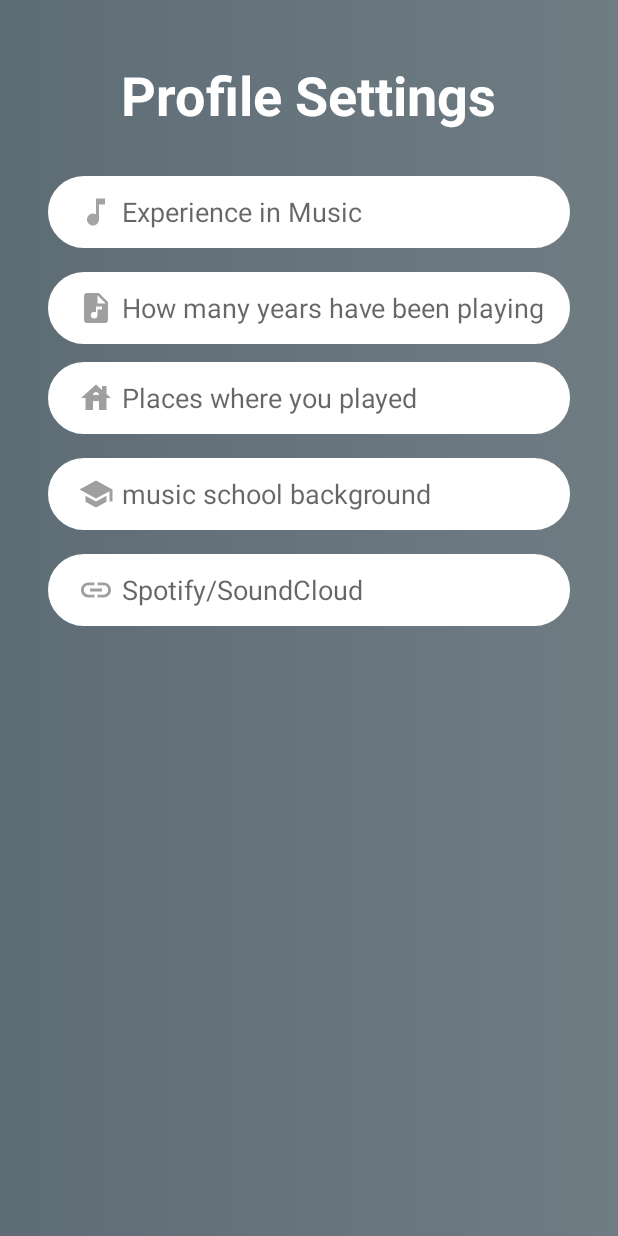
After one commit to abia22/musicIn, an Android app: the profileSettingsActivity screen opened directly, with no data from a screen before it, on a phone screen of 412 x 824 dp. The commit adds this screen. Run offline under Robolectric (Android 15) with nearby library versions, the phone set to English and light mode, and no system bars; Roboto replaces fonts that are not available here.

Commit message:
profile settings incompleto

```diff
--- a/app/src/main/AndroidManifest.xml
+++ b/app/src/main/AndroidManifest.xml
@@ -11,6 +11,9 @@
         android:roundIcon="@mipmap/ic_launcher_round"
         android:supportsRtl="true"
         android:theme="@style/Theme.MusicIn">
+        <activity
+            android:name=".profileSettingsActivity"
+            android:exported="false" />
         <activity
             android:name=".MusicianHubActivity"
             android:exported="true" />
--- a/app/src/main/java/com/example/musicin/HomeFragment.java
+++ b/app/src/main/java/com/example/musicin/HomeFragment.java
@@ -4,6 +4,7 @@ import android.os.Bundle;
 import android.view.LayoutInflater;
 import android.view.View;
 import android.view.ViewGroup;
+import android.widget.Spinner;
 
 import androidx.annotation.NonNull;
 import androidx.annotation.Nullable;
@@ -14,6 +15,8 @@ import androidx.recyclerview.widget.RecyclerView;
 import com.example.musicin.data.BandMember;
 
 import java.util.ArrayList;
+import java.util.Arrays;
+import java.util.List;
 
 public class HomeFragment extends Fragment {
     @Nullable
@@ -29,7 +32,6 @@ public class HomeFragment extends Fragment {
         BandMembersAdapter adapter = new BandMembersAdapter(members);
         members_rv.setAdapter(adapter);
         members_rv.setLayoutManager(new LinearLayoutManager(getContext()));
-
         return view;
     }
 }
--- /dev/null
+++ b/app/src/main/java/com/example/musicin/profileSettingsActivity.java
@@ -0,0 +1,14 @@
+package com.example.musicin;
+
+import androidx.appcompat.app.AppCompatActivity;
+
+import android.os.Bundle;
+
+public class profileSettingsActivity extends AppCompatActivity {
+
+    @Override
+    protected void onCreate(Bundle savedInstanceState) {
+        super.onCreate(savedInstanceState);
+        setContentView(R.layout.activity_profile_settings);
+    }
+}
--- /dev/null
+++ b/app/src/main/res/drawable/audio_file.xml
@@ -0,0 +1,5 @@
+<vector android:height="24dp" android:tint="#9F9F9F"
+    android:viewportHeight="24" android:viewportWidth="24"
+    android:width="24dp" xmlns:android="http://schemas.android.com/apk/res/android">
+    <path android:fillColor="@android:color/white" android:pathData="M14,2H6C4.9,2 4.01,2.9 4.01,4L4,20c0,1.1 0.89,2 1.99,2H18c1.1,0 2,-0.9 2,-2V8L14,2zM16,13h-3v3.75c0,1.24 -1.01,2.25 -2.25,2.25S8.5,17.99 8.5,16.75c0,-1.24 1.01,-2.25 2.25,-2.25c0.46,0 0.89,0.14 1.25,0.38V11h4V13zM13,9V3.5L18.5,9H13z"/>
+</vector>
--- /dev/null
+++ b/app/src/main/res/drawable/house.xml
@@ -0,0 +1,5 @@
+<vector android:height="24dp" android:tint="#9F9F9F"
+    android:viewportHeight="24" android:viewportWidth="24"
+    android:width="24dp" xmlns:android="http://schemas.android.com/apk/res/android">
+    <path android:fillColor="@android:color/white" android:pathData="M19,9.3V4h-3v2.6L12,3L2,12h3v8h5v-6h4v6h5v-8h3L19,9.3zM10,10c0,-1.1 0.9,-2 2,-2s2,0.9 2,2H10z"/>
+</vector>
--- /dev/null
+++ b/app/src/main/res/drawable/insert_link.xml
@@ -0,0 +1,5 @@
+<vector android:height="24dp" android:tint="#9F9F9F"
+    android:viewportHeight="24" android:viewportWidth="24"
+    android:width="24dp" xmlns:android="http://schemas.android.com/apk/res/android">
+    <path android:fillColor="@android:color/white" android:pathData="M3.9,12c0,-1.71 1.39,-3.1 3.1,-3.1h4L11,7L7,7c-2.76,0 -5,2.24 -5,5s2.24,5 5,5h4v-1.9L7,15.1c-1.71,0 -3.1,-1.39 -3.1,-3.1zM8,13h8v-2L8,11v2zM17,7h-4v1.9h4c1.71,0 3.1,1.39 3.1,3.1s-1.39,3.1 -3.1,3.1h-4L13,17h4c2.76,0 5,-2.24 5,-5s-2.24,-5 -5,-5z"/>
+</vector>
--- /dev/null
+++ b/app/src/main/res/drawable/school.xml
@@ -0,0 +1,5 @@
+<vector android:height="24dp" android:tint="#9F9F9F"
+    android:viewportHeight="24" android:viewportWidth="24"
+    android:width="24dp" xmlns:android="http://schemas.android.com/apk/res/android">
+    <path android:fillColor="@android:color/white" android:pathData="M5,13.18v4L12,21l7,-3.82v-4L12,17l-7,-3.82zM12,3L1,9l11,6 9,-4.91V17h2V9L12,3z"/>
+</vector>
--- /dev/null
+++ b/app/src/main/res/layout/activity_profile_settings.xml
@@ -0,0 +1,134 @@
+<?xml version="1.0" encoding="utf-8"?>
+<androidx.constraintlayout.widget.ConstraintLayout xmlns:android="http://schemas.android.com/apk/res/android"
+    xmlns:app="http://schemas.android.com/apk/res-auto"
+    xmlns:tools="http://schemas.android.com/tools"
+    android:layout_width="match_parent"
+    android:layout_height="match_parent"
+    android:background="@drawable/gradient_grey"
+    tools:context=".profileSettingsActivity">
+
+    <TextView
+        android:id="@+id/sign_in_txt"
+        android:layout_width="wrap_content"
+        android:layout_height="wrap_content"
+        android:text="@string/profile_settings"
+        android:textColor="@color/white"
+        android:textSize="36sp"
+        android:textStyle="bold"
+        app:layout_constraintBottom_toBottomOf="parent"
+        app:layout_constraintEnd_toEndOf="parent"
+        app:layout_constraintStart_toStartOf="parent"
+        app:layout_constraintTop_toTopOf="parent"
+        app:layout_constraintVertical_bias="0.050000012" />
+
+    <com.google.android.material.textfield.TextInputEditText
+        android:id="@+id/name_ed_txt"
+        android:layout_width="0dp"
+        android:layout_height="wrap_content"
+        android:layout_marginStart="32dp"
+        android:layout_marginTop="30dp"
+        android:layout_marginEnd="32dp"
+        android:background="@drawable/input_bg"
+        android:drawableStart="@drawable/music_note"
+        android:drawablePadding="5dp"
+        android:hint="Experience in Music"
+        android:maxLines="1"
+        android:minHeight="48dp"
+        android:paddingStart="20dp"
+        android:paddingTop="10dp"
+        android:paddingEnd="10dp"
+        android:paddingBottom="10dp"
+        app:layout_constraintEnd_toEndOf="parent"
+        app:layout_constraintStart_toStartOf="parent"
+        app:layout_constraintTop_toBottomOf="@+id/sign_in_txt" />
+
+    <com.google.android.material.textfield.TextInputEditText
+        android:id="@+id/name_ed_txt2"
+        android:layout_width="0dp"
+        android:layout_height="wrap_content"
+        android:layout_marginStart="32dp"
+        android:layout_marginTop="16dp"
+        android:layout_marginEnd="32dp"
+        android:background="@drawable/input_bg"
+        android:drawableStart="@drawable/audio_file"
+        android:drawablePadding="5dp"
+        android:hint="How many years have been playing"
+        android:maxLines="1"
+        android:minHeight="48dp"
+        android:paddingStart="20dp"
+        android:paddingTop="10dp"
+        android:paddingEnd="10dp"
+        android:paddingBottom="10dp"
+        app:layout_constraintEnd_toEndOf="parent"
+        app:layout_constraintHorizontal_bias="0.0"
+        app:layout_constraintStart_toStartOf="parent"
+        app:layout_constraintTop_toBottomOf="@+id/name_ed_txt" />
+
+    <com.google.android.material.textfield.TextInputEditText
+        android:id="@+id/name_ed_txt3"
+        android:layout_width="0dp"
+        android:layout_height="wrap_content"
+        android:layout_marginStart="32dp"
+        android:layout_marginTop="12dp"
+        android:layout_marginEnd="32dp"
+        android:background="@drawable/input_bg"
+        android:drawableStart="@drawable/house"
+        android:drawablePadding="5dp"
+        android:hint="Places where you played"
+        android:maxLines="1"
+        android:minHeight="48dp"
+        android:paddingStart="20dp"
+        android:paddingTop="10dp"
+        android:paddingEnd="10dp"
+        android:paddingBottom="10dp"
+        app:layout_constraintEnd_toEndOf="parent"
+        app:layout_constraintHorizontal_bias="0.0"
+        app:layout_constraintStart_toStartOf="parent"
+        app:layout_constraintTop_toBottomOf="@+id/name_ed_txt2" />
+
+    <com.google.android.material.textfield.TextInputEditText
+        android:id="@+id/name_ed_txt4"
+        android:layout_width="0dp"
+        android:layout_height="wrap_content"
+        android:layout_marginStart="32dp"
+        android:layout_marginTop="16dp"
+        android:layout_marginEnd="32dp"
+        android:background="@drawable/input_bg"
+        android:drawableStart="@drawable/school"
+        android:drawablePadding="5dp"
+        android:hint="music school background"
+        android:maxLines="1"
+        android:minHeight="48dp"
+        android:paddingStart="20dp"
+        android:paddingTop="10dp"
+        android:paddingEnd="10dp"
+        android:paddingBottom="10dp"
+        app:layout_constraintEnd_toEndOf="parent"
+        app:layout_constraintHorizontal_bias="0.0"
+        app:layout_constraintStart_toStartOf="parent"
+        app:layout_constraintTop_toBottomOf="@+id/name_ed_txt3" />
+
+    <com.google.android.material.textfield.TextInputEditText
+        android:id="@+id/name_ed_txt5"
+        android:layout_width="0dp"
+        android:layout_height="wrap_content"
+        android:layout_marginStart="32dp"
+        android:layout_marginTop="16dp"
+        android:layout_marginEnd="32dp"
+        android:background="@drawable/input_bg"
+        android:drawableStart="@drawable/insert_link"
+        android:drawablePadding="5dp"
+        android:hint="Spotify/SoundCloud"
+        android:maxLines="1"
+        android:minHeight="48dp"
+        android:paddingStart="20dp"
+        android:paddingTop="10dp"
+        android:paddingEnd="10dp"
+        android:paddingBottom="10dp"
+        app:layout_constraintEnd_toEndOf="parent"
+        app:layout_constraintHorizontal_bias="0.0"
+        app:layout_constraintStart_toStartOf="parent"
+        app:layout_constraintTop_toBottomOf="@+id/name_ed_txt4" />
+
+
+</androidx.constraintlayout.widget.ConstraintLayout>
--- a/app/src/main/res/values/strings.xml
+++ b/app/src/main/res/values/strings.xml
@@ -37,5 +37,6 @@
     <string name="settings">Profile Settings</string>
     <string name="logout">Logout</string>
     <string name="my_bands">My Bands</string>
+    <string name="profile_settings">Profile Settings</string>
 
 </resources>
```
